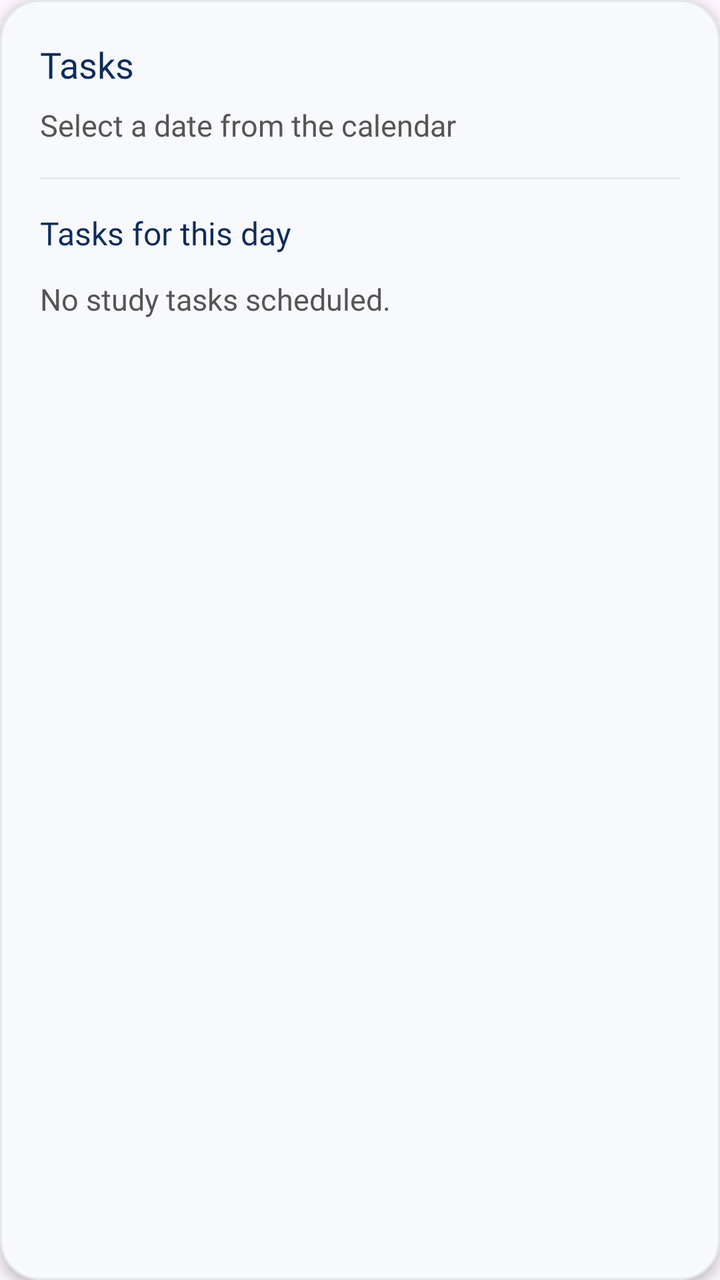
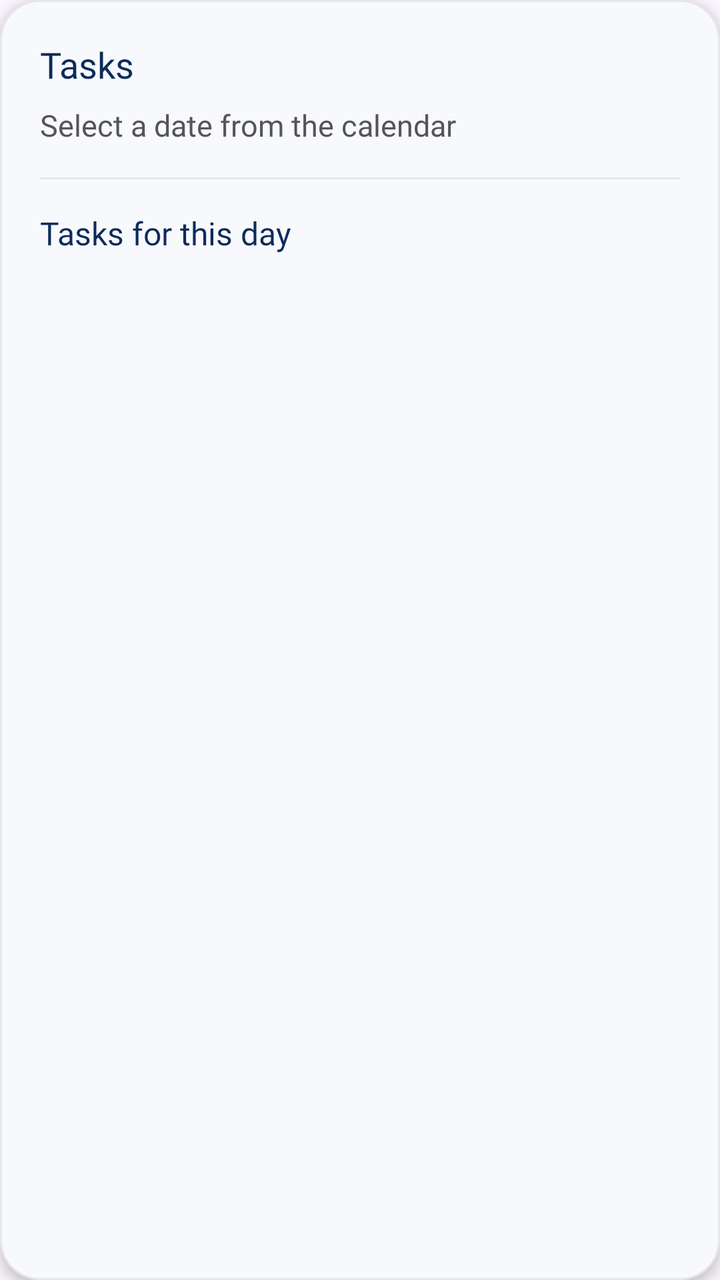

Before-and-after screenshots of an Android layout around one commit, followed by the original layout XML and the change that was made.
<!-- AndroidManifest.xml: application theme Theme.SmartStudyPlanner -->
<!-- res/layout/calendar_selected_date.xml -->
<?xml version="1.0" encoding="utf-8"?>
<com.google.android.material.card.MaterialCardView
    xmlns:android="http://schemas.android.com/apk/res/android"
    android:id="@+id/cardSelectedDate"
    style="@style/Widget.SmartStudyPlanner.DashboardCard"
    android:layout_width="match_parent"
    android:layout_height="wrap_content"
    android:layout_marginTop="20dp">

    <LinearLayout
        android:layout_width="match_parent"
        android:layout_height="wrap_content"
        android:orientation="vertical"
        android:padding="20dp">

        
        <TextView
            android:id="@+id/txtSelectedDateTitle"
            android:layout_width="wrap_content"
            android:layout_height="wrap_content"
            android:text="@string/tasks_for_selected_date"
            android:textColor="@color/primary_text"
            android:textSize="18sp"
            android:fontFamily="@font/poppins_semibold"/>

        
        <TextView
            android:id="@+id/txtSelectedDate"
            android:layout_width="wrap_content"
            android:layout_height="wrap_content"
            android:layout_marginTop="8dp"
            android:text="@string/no_date_selected"
            android:textColor="@color/secondary_text"
            android:textSize="15sp"
            android:fontFamily="@font/poppins_regular"/>

        
        <View
            android:layout_width="match_parent"
            android:layout_height="1dp"
            android:layout_marginTop="16dp"
            android:layout_marginBottom="16dp"
            android:background="@color/divider"/>

        
        <TextView
            android:id="@+id/txtTasksHeading"
            android:layout_width="wrap_content"
            android:layout_height="wrap_content"
            android:text="@string/tasks_for_day"
            android:textColor="@color/primary_text"
            android:textSize="16sp"
            android:fontFamily="@font/poppins_medium"/>

        
        <TextView
            android:id="@+id/txtSelectedDateTasks"
            android:layout_width="match_parent"
            android:layout_height="wrap_content"
            android:layout_marginTop="12dp"
            android:text="@string/no_tasks_for_selected_date"
            android:textColor="@color/secondary_text"
            android:textSize="15sp"
            android:fontFamily="@font/poppins_regular"/>

    </LinearLayout>

</com.google.android.material.card.MaterialCardView>
<!-- resources referenced by this layout -->
<resources>
  <color name="divider">#E5E7EB</color>
  <color name="primary_text">#0D2B5B</color>
  <color name="secondary_text">#555555</color>
  <string name="no_date_selected">Select a date from the calendar</string>
  <string name="no_tasks_for_selected_date">No study tasks scheduled.</string>
  <string name="tasks_for_day">Tasks for this day</string>
  <string name="tasks_for_selected_date">Tasks</string>
  <style name="Widget.SmartStudyPlanner.DashboardCard" parent="Widget.Material3.CardView.Elevated">
  
          <item name="cardBackgroundColor">@color/card_background</item>
          <item name="cardCornerRadius">@dimen/card_radius</item>
          <item name="cardElevation">4dp</item>
          <item name="strokeColor">@color/divider</item>
          <item name="strokeWidth">1dp</item>
  
      </style>
  <style name="Theme.SmartStudyPlanner" parent="Base.Theme.SmartStudyPlanner" />
  <color name="card_background">#F7F9FC</color>
  <dimen name="card_radius">20dp</dimen>
  <style name="Base.Theme.SmartStudyPlanner" parent="Theme.Material3.DayNight.NoActionBar">
          
          
      </style>
</resources>

<!-- the commit's change to res/layout/calendar_selected_date.xml (unified diff, before → after) -->
@@ -53,15 +53,12 @@
             android:fontFamily="@font/poppins_medium"/>
 
         
-        <TextView
-            android:id="@+id/txtSelectedDateTasks"
+        <LinearLayout
+            android:id="@+id/layoutSelectedDateTasks"
             android:layout_width="match_parent"
             android:layout_height="wrap_content"
             android:layout_marginTop="12dp"
-            android:text="@string/no_tasks_for_selected_date"
-            android:textColor="@color/secondary_text"
-            android:textSize="15sp"
-            android:fontFamily="@font/poppins_regular"/>
+            android:orientation="vertical"/>
 
     </LinearLayout>
 
<!-- resource entries referenced after the edit -->
@@ -4,7 +4,6 @@
   <color name="primary_text">#0D2B5B</color>
   <color name="secondary_text">#555555</color>
   <string name="no_date_selected">Select a date from the calendar</string>
-  <string name="no_tasks_for_selected_date">No study tasks scheduled.</string>
   <string name="tasks_for_day">Tasks for this day</string>
   <string name="tasks_for_selected_date">Tasks</string>
   <style name="Widget.SmartStudyPlanner.DashboardCard" parent="Widget.Material3.CardView.Elevated">
